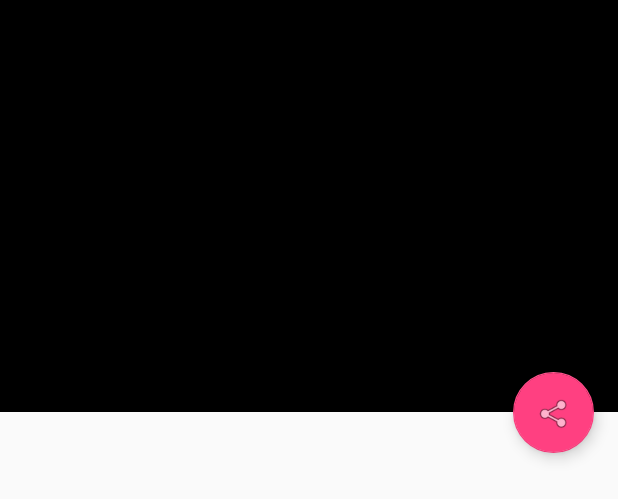
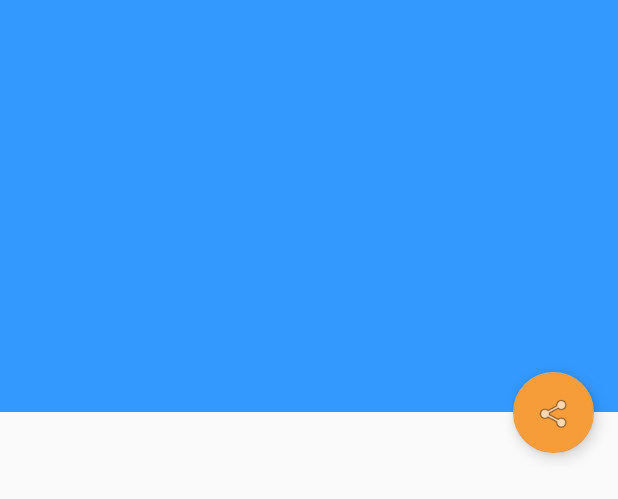
Before and after one commit to PopularPenguin/XYZReader, an Android app: the layout fragment_detail.xml on its own in the app's theme, with its tools: preview values and no code run, on a phone screen of 412 x 824 dp. Shown: the top 499 px of the screen. Run offline under Robolectric (Android 15) with nearby library versions, the phone set to English and light mode, and no system bars; network calls fail.

Commit message:
Change style colors

```diff
--- a/app/src/main/res/drawable/recycler_selector.xml
+++ b/app/src/main/res/drawable/recycler_selector.xml
@@ -1,4 +1,4 @@
 <?xml version="1.0" encoding="utf-8"?>
 <selector xmlns:android="http://schemas.android.com/apk/res/android">
-    <item android:drawable="@color/magenta" android:state_pressed="true"/>
+    <item android:drawable="@color/colorAccent" android:state_pressed="true"/>
 </selector>
--- a/app/src/main/res/layout/fragment_detail.xml
+++ b/app/src/main/res/layout/fragment_detail.xml
@@ -27,7 +27,7 @@
             <com.popularpenguin.xyzreader.ui.DynamicHeightNetworkImageView
                 android:id="@+id/iv_detail"
                 android:layout_width="match_parent"
-                android:layout_height="250dp"
+                android:layout_height="wrap_content"
                 android:scaleType="centerCrop"
                 android:contentDescription="@string/cd_detail_image"
                 app:layout_collapseMode="parallax"
--- a/app/src/main/res/values/colors.xml
+++ b/app/src/main/res/values/colors.xml
@@ -1,14 +1,14 @@
 <?xml version="1.0" encoding="utf-8"?>
 
 <resources>
-    <color name="colorPrimary">@color/black</color>
-    <color name="colorPrimaryDark">@color/black</color>
-    <color name="colorAccent">@color/magenta</color>
+    <color name="colorPrimary">@color/blue</color>
+    <color name="colorPrimaryDark">@color/dark_blue</color>
+    <color name="colorAccent">@color/orange</color>
 
-    <color name="light_black">#0F0F1F</color>
+    <color name="blue">#3399FF</color>
+    <color name="dark_blue">#0000FF</color>
+    <color name="orange">#F69D3A</color>
     <color name="black">#000000</color>
-    <color name="gray">#A9A9A9</color>
-    <color name="magenta">#FF4081</color>
     <color name="white">#FFFFFF</color>
 
 </resources>
```
